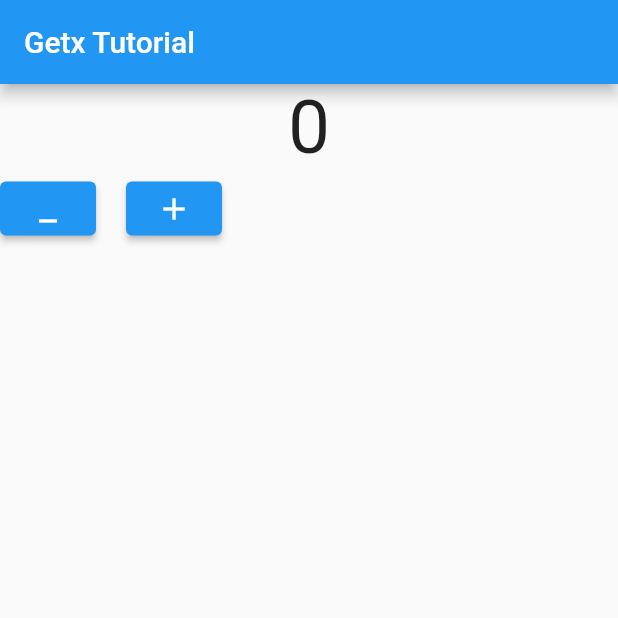
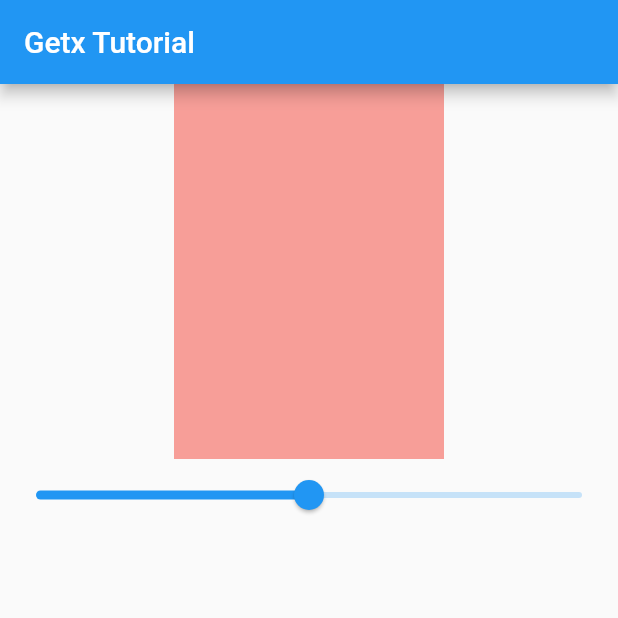
Before and after one commit to maskeyp/getx_tuto, a Flutter app: the screen it shows after launch, on a phone screen of 412 x 824 dp, the top half of it. Run offline on Flutter 3.47's test engine with Material 2 defaults, Android fonts, the phone set to English and light mode, and no system bars; our stand-ins replace get.

Commit message:
opacity controller

```diff
--- a/lib/counter_controller.dart
+++ /dev/null
@@ -1,12 +0,0 @@
-import 'package:get/get.dart';
-
-class CounterController extends GetxController {
-  RxInt counter = 0.obs;
-  incrementCounter() {
-    counter.value++;
-  }
-
-  decrementCounter() {
-    counter.value--;
-  }
-}
--- a/lib/home_screen.dart
+++ b/lib/home_screen.dart
@@ -1,6 +1,7 @@
 import 'package:flutter/material.dart';
 import 'package:get/get.dart';
-import 'package:getx_tut/counter_controller.dart';
+
+import 'package:getx_tut/opacity_controller.dart';
 
 class HomeScreen extends StatefulWidget {
   const HomeScreen({super.key});
@@ -10,7 +11,7 @@ class HomeScreen extends StatefulWidget {
 }
 
 class _HomeScreenState extends State<HomeScreen> {
-  final CounterController controller = Get.put(CounterController());
+  OpacityController opacityController = Get.put(OpacityController());
   @override
   Widget build(BuildContext context) {
     // ignore: avoid_print
@@ -19,34 +20,21 @@ class _HomeScreenState extends State<HomeScreen> {
       appBar: AppBar(
         title: const Text('Getx Tutorial'),
       ),
-      body: Center(
-        child: Column(
-          children: [
-            Center(
-              child: Obx(
-                () => Text(
-                  controller.counter.toString(),
-                  style: const TextStyle(fontSize: 50),
-                ),
-              ),
+      body: Column(
+        children: [
+          Obx(
+            () => Container(
+              height: 250,
+              width: 180,
+              color: Colors.red.withOpacity(opacityController.opacity.value),
             ),
-            Row(
-              children: [
-                ElevatedButton(
-                    onPressed: () {
-                      controller.decrementCounter();
-                    },
-                    child: const Icon(Icons.minimize)),
-                const SizedBox(width: 20),
-                ElevatedButton(
-                    onPressed: () {
-                      controller.incrementCounter();
-                    },
-                    child: const Icon(Icons.add)),
-              ],
-            )
-          ],
-        ),
+          ),
+          Obx(() => Slider(
+              value: opacityController.opacity.value,
+              onChanged: (value) {
+                opacityController.setOpacity(value);
+              })),
+        ],
       ),
     );
   }
--- /dev/null
+++ b/lib/opacity_controller.dart
@@ -0,0 +1,9 @@
+import 'package:get/get.dart';
+
+class OpacityController extends GetxController {
+  RxDouble opacity = .5.obs;
+
+  setOpacity(double value) {
+    opacity.value = value;
+  }
+}
```
